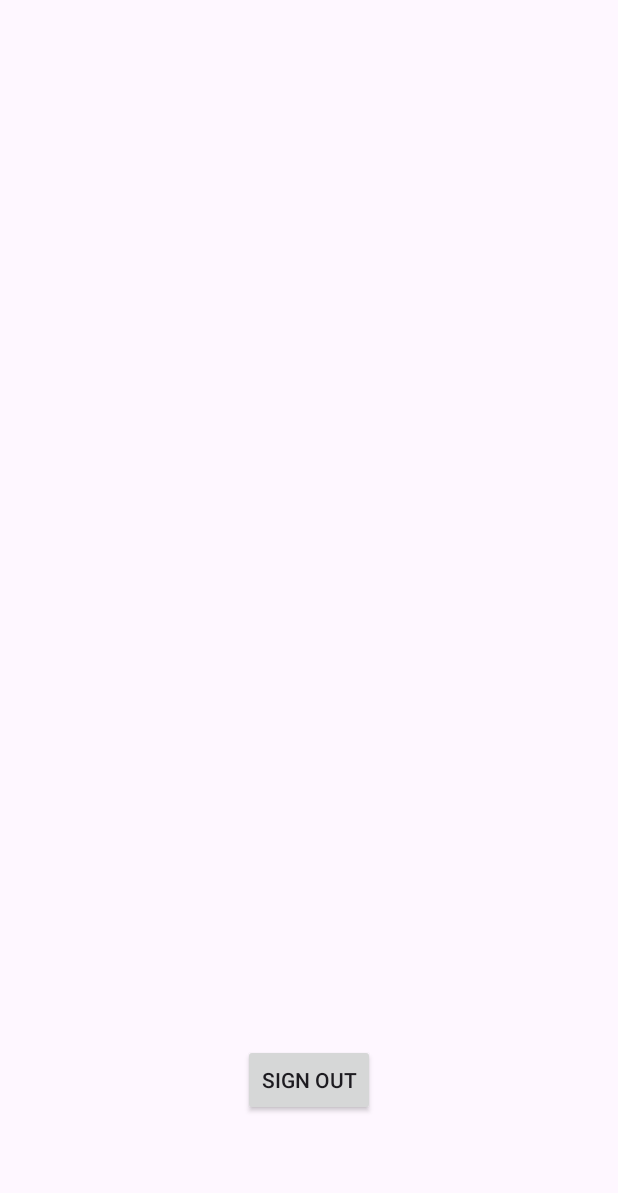
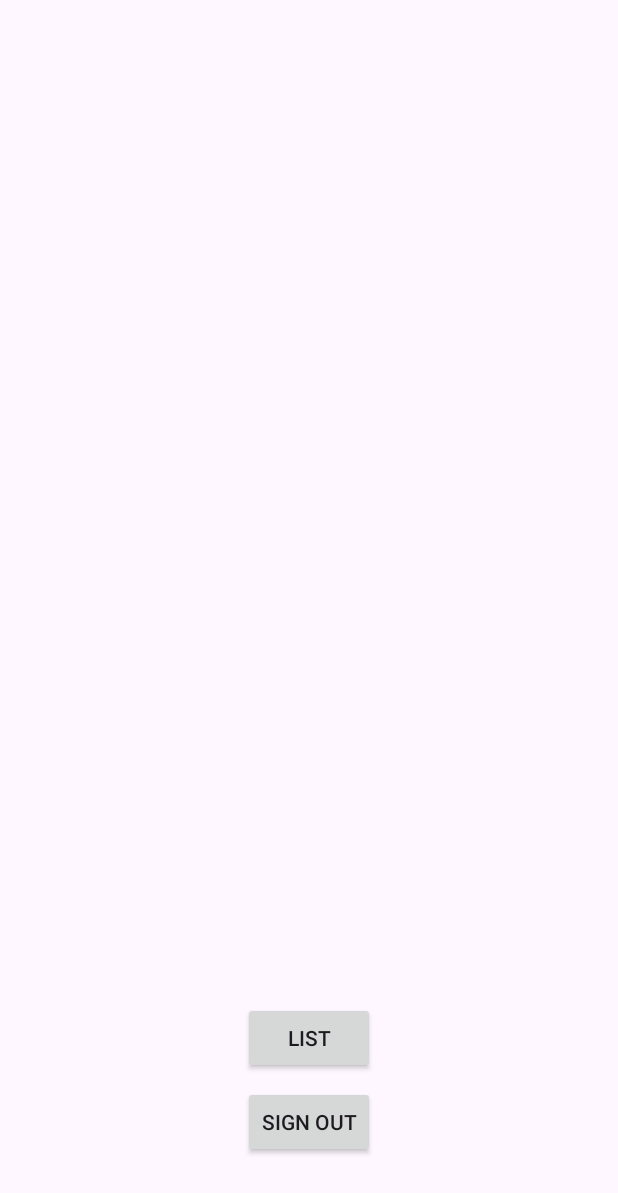
Before and after one commit to chulgil/android-ks-sample-app, an Android app built with Jetpack Compose: the screen it shows after launch once a user with an empty profile is signed in (MainActivity), on a phone screen of 412 x 824 dp. Shown: the top 1193 px of the screen. Run offline under Robolectric (Android 15) with nearby library versions, the light colour scheme and no system bars; our stand-ins replace Firebase (no records; nobody signed in at launch, a user with empty details on screens opened directly).

Commit message:
Feat: Add List Activity

```diff
--- a/app/build.gradle.kts
+++ b/app/build.gradle.kts
@@ -59,6 +59,7 @@ dependencies {
     implementation(libs.androidx.lifecycle.viewmodel.ktx)
     implementation(libs.androidx.navigation.fragment.ktx)
     implementation(libs.androidx.navigation.ui.ktx)
+    implementation(libs.androidx.activity)
     testImplementation(libs.junit)
     androidTestImplementation(libs.androidx.junit)
     androidTestImplementation(libs.androidx.espresso.core)
--- a/app/src/main/java/me/chulgil/mysampleapp/ViewActivity.kt
+++ b/app/src/main/java/me/chulgil/mysampleapp/ViewActivity.kt
@@ -12,13 +12,13 @@ import me.chulgil.mysampleapp.databinding.ActivityViewBinding
 class ViewActivity : AppCompatActivity() {
 
     private lateinit var appBarConfiguration: AppBarConfiguration
-private lateinit var binding: ActivityViewBinding
+    private lateinit var binding: ActivityViewBinding
 
     override fun onCreate(savedInstanceState: Bundle?) {
         super.onCreate(savedInstanceState)
 
-     binding = ActivityViewBinding.inflate(layoutInflater)
-     setContentView(binding.root)
+        binding = ActivityViewBinding.inflate(layoutInflater)
+        setContentView(binding.root)
 
         setSupportActionBar(binding.toolbar)
 
--- a/app/src/main/res/layout/activity_main.xml
+++ b/app/src/main/res/layout/activity_main.xml
@@ -12,21 +12,31 @@
     android:paddingBottom="@dimen/activity_vertical_margin"
     tools:context="MainActivity">
 
+    <Button
+        android:id="@+id/listBtn"
+        android:layout_width="wrap_content"
+        android:layout_height="wrap_content"
+        android:layout_gravity="start"
+        android:layout_marginBottom="92dp"
+        android:enabled="true"
+        android:text="@string/action_list"
+        app:layout_constraintBottom_toBottomOf="parent"
+        app:layout_constraintEnd_toEndOf="parent"
+        app:layout_constraintHorizontal_bias="0.501"
+        app:layout_constraintStart_toStartOf="parent" />
 
     <Button
         android:id="@+id/logout"
         android:layout_width="wrap_content"
         android:layout_height="wrap_content"
         android:layout_gravity="start"
-        android:layout_marginTop="16dp"
-        android:layout_marginBottom="64dp"
+        android:layout_marginBottom="36dp"
         android:enabled="true"
         android:text="@string/action_sign_out"
         app:layout_constraintBottom_toBottomOf="parent"
         app:layout_constraintEnd_toEndOf="parent"
-        app:layout_constraintStart_toStartOf="parent"
-        app:layout_constraintVertical_bias="0.2" />
-
+        app:layout_constraintHorizontal_bias="0.501"
+        app:layout_constraintStart_toStartOf="parent" />
 
 
 </androidx.constraintlayout.widget.ConstraintLayout>
--- a/app/src/main/res/values/strings.xml
+++ b/app/src/main/res/values/strings.xml
@@ -52,4 +52,6 @@
         libero vel nunc consequat, quis tincidunt nisl eleifend. Cras bibendum enim a justo luctus
         vestibulum. Fusce dictum libero quis erat maximus, vitae volutpat diam dignissim.
     </string>
+    <string name="action_board_write">write</string>
+    <string name="action_list">list</string>
 </resources>
--- a/gradle/libs.versions.toml
+++ b/gradle/libs.versions.toml
@@ -17,6 +17,7 @@ lifecycleLivedataKtx = "2.6.1"
 lifecycleViewmodelKtx = "2.6.1"
 navigationFragmentKtx = "2.6.0"
 navigationUiKtx = "2.6.0"
+activity = "1.8.0"
 
 [libraries]
 androidx-core-ktx = { group = "androidx.core", name = "core-ktx", version.ref = "coreKtx" }
@@ -45,6 +46,7 @@ androidx-lifecycle-livedata-ktx = { group = "androidx.lifecycle", name = "lifecy
 androidx-lifecycle-viewmodel-ktx = { group = "androidx.lifecycle", name = "lifecycle-viewmodel-ktx", version.ref = "lifecycleViewmodelKtx" }
 androidx-navigation-fragment-ktx = { group = "androidx.navigation", name = "navigation-fragment-ktx", version.ref = "navigationFragmentKtx" }
 androidx-navigation-ui-ktx = { group = "androidx.navigation", name = "navigation-ui-ktx", version.ref = "navigationUiKtx" }
+androidx-activity = { group = "androidx.activity", name = "activity", version.ref = "activity" }
 
 [plugins]
 android-application = { id = "com.android.application", version.ref = "agp" }
```
Also changed, not shown: app/src/main/AndroidManifest.xml (+9 -3 lines), app/src/main/java/me/chulgil/mysampleapp/BoardListActivity.kt (added, +32 -0 lines), app/src/main/java/me/chulgil/mysampleapp/BoardWriteActivity.kt (added, +20 -0 lines), app/src/main/res/layout/activity_board_list.xml (added, +27 -0 lines), app/src/main/res/layout/activity_board_write.xml (added, +10 -0 lines).
